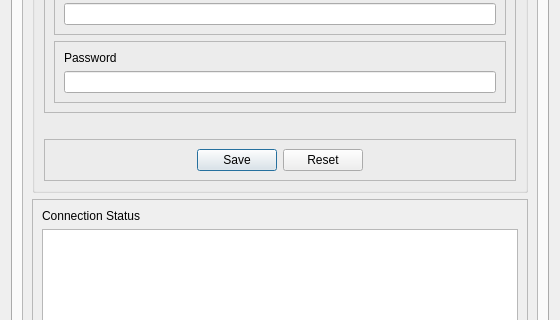
First picture: the form in arches_project_dialog_base.ui, repository k-int/arches-qgis-plugin, before the edit; both pictures show x 0 to 560 and y 190 to 510 of the 560 by 700 pixel window.
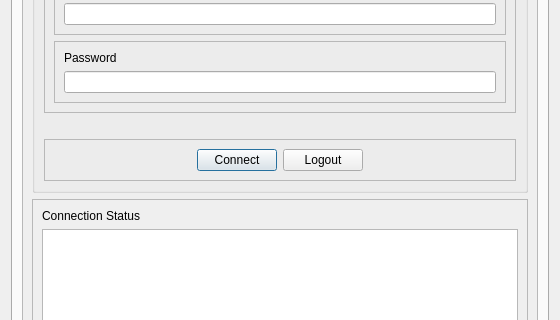
Second picture: the form after the edit. Icons and pictures are not drawn.

```diff
--- a/arches_project_dialog_base.ui
+++ b/arches_project_dialog_base.ui
@@ -184,14 +184,14 @@
                  <item>
                   <widget class="QPushButton" name="btnSave">
                    <property name="text">
-                    <string>Save</string>
+                    <string>Connect</string>
                    </property>
                   </widget>
                  </item>
                  <item>
                   <widget class="QPushButton" name="btnReset">
                    <property name="text">
-                    <string>Reset</string>
+                    <string>Logout</string>
                    </property>
                   </widget>
                  </item>
```
